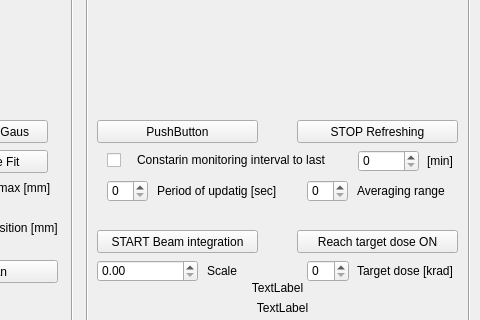
First picture: the form in mainwindow.ui, repository IsakovAD/Dosimetry_system, before the edit; both pictures show x 713 to 1193 and y 219 to 539 of the 1193 by 713 pixel window.
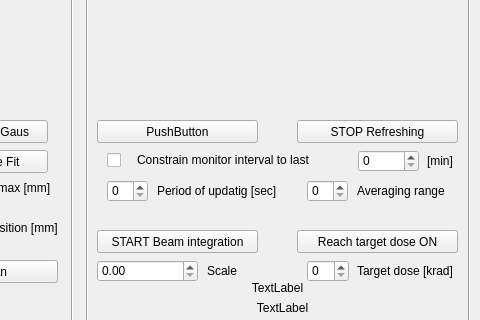
Second picture: the form after the edit. Custom widgets are drawn as their Qt base class.

```diff
--- a/mainwindow.ui
+++ b/mainwindow.ui
@@ -1084,7 +1084,7 @@
      </rect>
     </property>
     <property name="text">
-     <string>Constarin monitoring interval to last</string>
+     <string>Constrain monitor interval to last</string>
     </property>
    </widget>
    <widget class="Line" name="line_19">
```
Left out of the diff: 2 changed lines with no effect on the pictures.
